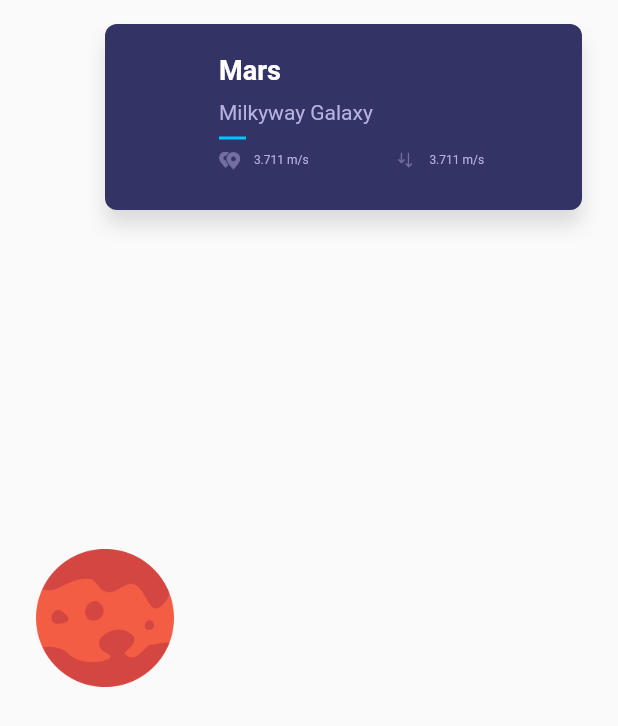
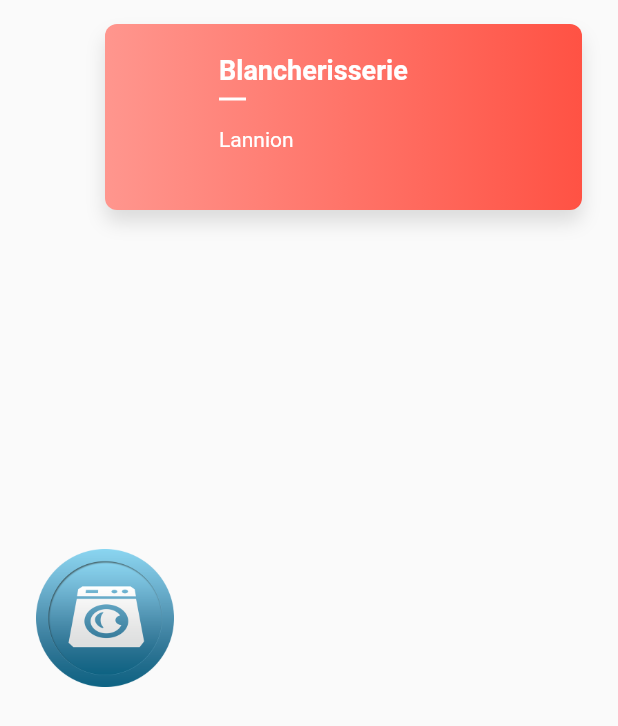
Before and after one commit to PierreLeBrun22/MyServices, a Flutter app: the PlanetSummary widget shown alone on an empty page, opened directly with sample values from the repository, on a phone screen of 412 x 824 dp. Shown: the top 726 px of the screen. Run offline on Flutter 3.47's test engine with Material 2 defaults, Android fonts, the phone set to English and light mode, and no system bars; our stand-ins replace firebase_auth, firebase_database, font_awesome_flutter; accounts and stored records are empty; network calls fail.

Commit message:
Commit120319

```diff
--- a/lib/Widgets/SameListView/plannet_summary.dart
+++ b/lib/Widgets/SameListView/plannet_summary.dart
@@ -33,21 +33,6 @@ class PlanetSummary extends StatelessWidget {
     );
 
 
-
-    Widget _planetValue({String value, String image}) {
-      return new Container(
-        child: new Row(
-          mainAxisSize: MainAxisSize.min,
-          children: <Widget>[
-            new Image.asset(image, height: 12.0),
-            new Container(width: 9.0),
-            new Text(planet.gravity, style: Style.smallTextStyle),
-          ]
-        ),
-      );
-    }
-
-
     final planetCardContent = new Container(
       margin: new EdgeInsets.fromLTRB(horizontal ? 76.0 : 16.0, horizontal ? 16.0 : 42.0, 16.0, 16.0),
       constraints: new BoxConstraints.expand(),
@@ -56,30 +41,9 @@ class PlanetSummary extends StatelessWidget {
         children: <Widget>[
           new Container(height: 4.0),
           new Text(planet.name, style: Style.titleTextStyle),
+          new Separator(),
           new Container(height: 10.0),
           new Text(planet.location, style: Style.commonTextStyle),
-          new Separator(),
-          new Row(
-            mainAxisAlignment: MainAxisAlignment.center,
-            children: <Widget>[
-              new Expanded(
-                flex: horizontal ? 1 : 0,
-                child: _planetValue(
-                  value: planet.distance,
-                  image: 'assets/img/ic_distance.png')
-
-              ),
-              new Container(
-                width: horizontal ? 8.0 : 32.0,
-              ),
-              new Expanded(
-                  flex: horizontal ? 1 : 0,
-                  child: _planetValue(
-                  value: planet.gravity,
-                  image: 'assets/img/ic_gravity.png')
-              )
-            ],
-          ),
         ],
       ),
     );
@@ -92,16 +56,22 @@ class PlanetSummary extends StatelessWidget {
         ? new EdgeInsets.only(left: 46.0)
         : new EdgeInsets.only(top: 72.0),
       decoration: new BoxDecoration(
-        color: new Color(0xFF333366),
+        color: Colors.white,
+       gradient: new LinearGradient(
+                  colors: [const Color(0xFFff5244), const Color(0xFFff968e)],
+                  begin: const FractionalOffset(1.0, 0.0),
+                  end: const FractionalOffset(0.0, 0.0),
+                  stops: [0.0, 1.0],
+                  tileMode: TileMode.clamp),
         shape: BoxShape.rectangle,
-        borderRadius: new BorderRadius.circular(8.0),
         boxShadow: <BoxShadow>[
           new BoxShadow(
             color: Colors.black12,
             blurRadius: 10.0,
-            offset: new Offset(0.0, 10.0),
+            offset: new Offset(0.0, 8.0),
           ),
         ],
+        borderRadius: new BorderRadius.circular(8.0)
       ),
     );
 
--- a/lib/Widgets/SameListView/separator.dart
+++ b/lib/Widgets/SameListView/separator.dart
@@ -7,7 +7,7 @@ class Separator extends StatelessWidget {
         margin: new EdgeInsets.symmetric(vertical: 8.0),
         height: 2.0,
         width: 18.0,
-        color: new Color(0xff00c6ff)
+        color: Colors.white
     );
   }
 }
--- a/lib/model/planets.dart
+++ b/lib/model/planets.dart
@@ -2,65 +2,53 @@ class Planet {
   final String id;
   final String name;
   final String location;
-  final String distance;
-  final String gravity;
   final String description;
   final String image;
   final String picture;
 
-  const Planet({this.id, this.name, this.location, this.distance, this.gravity,
+  const Planet({this.id, this.name, this.location,
     this.description, this.image, this.picture});
 }
 
 List<Planet> planets = [
   const Planet(
     id: "1",
-    name: "Mars",
-    location: "Milkyway Galaxy",
-    distance: "54.6m Km",
-    gravity: "3.711 m/s ",
-    description: "Mars is the fourth planet from the Sun and the second-smallest planet in the Solar System after Mercury. In English, Mars carries a name of the Roman god of war, and is often referred to as the 'Red Planet' because the reddish iron oxide prevalent on its surface gives it a reddish appearance that is distinctive among the astronomical bodies visible to the naked eye. Mars is a terrestrial planet with a thin atmosphere, having surface features reminiscent both of the impact craters of the Moon and the valleys, deserts, and polar ice caps of Earth.",
-    image: "assets/img/mars.png",
+    name: "Blancherisserie",
+    location: "Lannion",
+    description: "Ceci est la description du service. Ceci est la description du service. Ceci est la description du service. Ceci est la description du service. Ceci est la description du service. Ceci est la description du service. Ceci est la description du service. Ceci est la description du service. Ceci est la description du service. Ceci est la description du service. Ceci est la description du service. Ceci est la description du service. Ceci est la description du service.",
+    image: "assets/img/blanchisserie.png",
     picture: "https://www.nasa.gov/sites/default/files/thumbnails/image/pia21723-16.jpg"
   ),
   const Planet(
     id: "2",
-    name: "Neptune",
-    location: "Milkyway Galaxy",
-    distance: "54.6m Km",
-    gravity: "3.711 m/s ",
-    description: "Neptune is the eighth and farthest known planet from the Sun in the Solar System. In the Solar System, it is the fourth-largest planet by diameter, the third-most-massive planet, and the densest giant planet. Neptune is 17 times the mass of Earth and is slightly more massive than its near-twin Uranus, which is 15 times the mass of Earth and slightly larger than Neptune. Neptune orbits the Sun once every 164.8 years at an average distance of 30.1 astronomical units (4.50×109 km). It is named after the Roman god of the sea and has the astronomical symbol ♆, a stylised version of the god Neptune's trident",
-    image: "assets/img/neptune.png",
+    name: "Cordonnerie",
+    location: "Trégiuer",
+    description: "Ceci est la description du service. Ceci est la description du service. Ceci est la description du service. Ceci est la description du service. Ceci est la description du service. Ceci est la description du service. Ceci est la description du service. Ceci est la description du service. Ceci est la description du service. Ceci est la description du service. Ceci est la description du service. Ceci est la description du service. Ceci est la description du service.",
+    image: "assets/img/cordonnerie.png",
     picture: "https://www.nasa.gov/sites/default/files/styles/full_width_feature/public/images/110411main_Voyager2_280_yshires.jpg"
   ),
   const Planet(
     id: "3",
-    name: "Moon",
-    location: "Milkyway Galaxy",
-    distance: "54.6m Km",
-    gravity: "3.711 m/s ",
-    description: "The Moon is an astronomical body that orbits planet Earth, being Earth's only permanent natural satellite. It is the fifth-largest natural satellite in the Solar System, and the largest among planetary satellites relative to the size of the planet that it orbits (its primary). Following Jupiter's satellite Io, the Moon is second-densest satellite among those whose densities are known.",
-    image: "assets/img/moon.png",
+    name: "Couture",
+    location: "Perros-Guirec",
+    description: "Ceci est la description du service. Ceci est la description du service. Ceci est la description du service. Ceci est la description du service. Ceci est la description du service. Ceci est la description du service. Ceci est la description du service. Ceci est la description du service. Ceci est la description du service. Ceci est la description du service. Ceci est la description du service. Ceci est la description du service. Ceci est la description du service.",
+    image: "assets/img/couture.png",
     picture: "https://farm5.staticflickr.com/4086/5052125139_43c31b7012.jpg"
   ),
   const Planet(
     id: "4",
-    name: "Earth",
-    location: "Milkyway Galaxy",
-    distance: "54.6m Km",
-    gravity: "3.711 m/s ",
-    description: "Earth is the third planet from the Sun and the only object in the Universe known to harbor life. According to radiometric dating and other sources of evidence, Earth formed over 4 billion years ago. Earth's gravity interacts with other objects in space, especially the Sun and the Moon, Earth's only natural satellite. Earth revolves around the Sun in 365.26 days, a period known as an Earth year. During this time, Earth rotates about its axis about 366.26 times.",
-    image: "assets/img/earth.png",
+    name: "Pressing",
+    location: "Lannion",
+    description: "Ceci est la description du service. Ceci est la description du service. Ceci est la description du service. Ceci est la description du service. Ceci est la description du service. Ceci est la description du service. Ceci est la description du service. Ceci est la description du service. Ceci est la description du service. Ceci est la description du service. Ceci est la description du service. Ceci est la description du service. Ceci est la description du service.",
+    image: "assets/img/pressing.png",
     picture: "https://www.nasa.gov/sites/default/files/styles/full_width_feature/public/thumbnails/image/iss042e340851_1.jpg"
   ),
   const Planet(
     id: "5",
-    name: "Mercury",
-    location: "Milkyway Galaxy",
-    distance: "54.6m Km",
-    gravity: "3.711 m/s ",
-    description: "Mercury is the smallest and innermost planet in the Solar System. Its orbital period around the Sun of 88 days is the shortest of all the planets in the Solar System. It is named after the Roman deity Mercury, the messenger to the gods.",
-    image: "assets/img/mercury.png",
+    name: "Repassage",
+    location: "Lannion",
+    description: "Ceci est la description du service. Ceci est la description du service. Ceci est la description du service. Ceci est la description du service. Ceci est la description du service. Ceci est la description du service. Ceci est la description du service. Ceci est la description du service. Ceci est la description du service. Ceci est la description du service. Ceci est la description du service. Ceci est la description du service. Ceci est la description du service.",
+    image: "assets/img/repassage.png",
     picture: "https://c1.staticflickr.com/9/8105/8497927473_2845ae671e_b.jpg"
   ),
 ];
--- a/lib/text_style.dart
+++ b/lib/text_style.dart
@@ -8,7 +8,7 @@ class Style {
     fontSize: 8.0,
   );
   static final commonTextStyle = baseTextStyle.copyWith(
-      color: const Color(0xffb6b2df),
+      color: Colors.white,
     fontSize: 14.0,
       fontWeight: FontWeight.w400
   );
```
Also changed, not shown: lib/Widgets/home/home_page.dart (+11 -2 lines), pubspec.yaml (+1 -9 lines), assets/img/blanchisserie.png (added), assets/img/cordonnerie.png (added), assets/img/couture.png (added), assets/img/earth.png (deleted), assets/img/free-handshake-icon-27.png (deleted), assets/img/ic_distance.png (deleted), assets/img/ic_gravity.png (deleted), assets/img/mars.png (deleted), assets/img/mercury.png (deleted), assets/img/moon.png (deleted), assets/img/neptune.png (deleted), assets/img/pressing.png (added), 1 more files.
